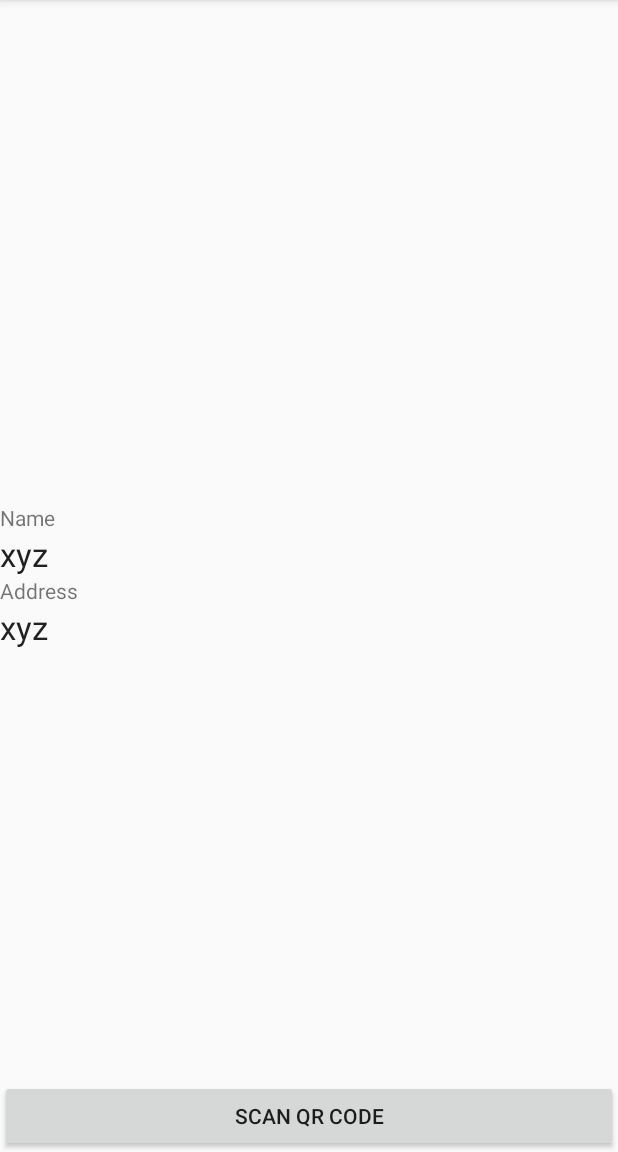
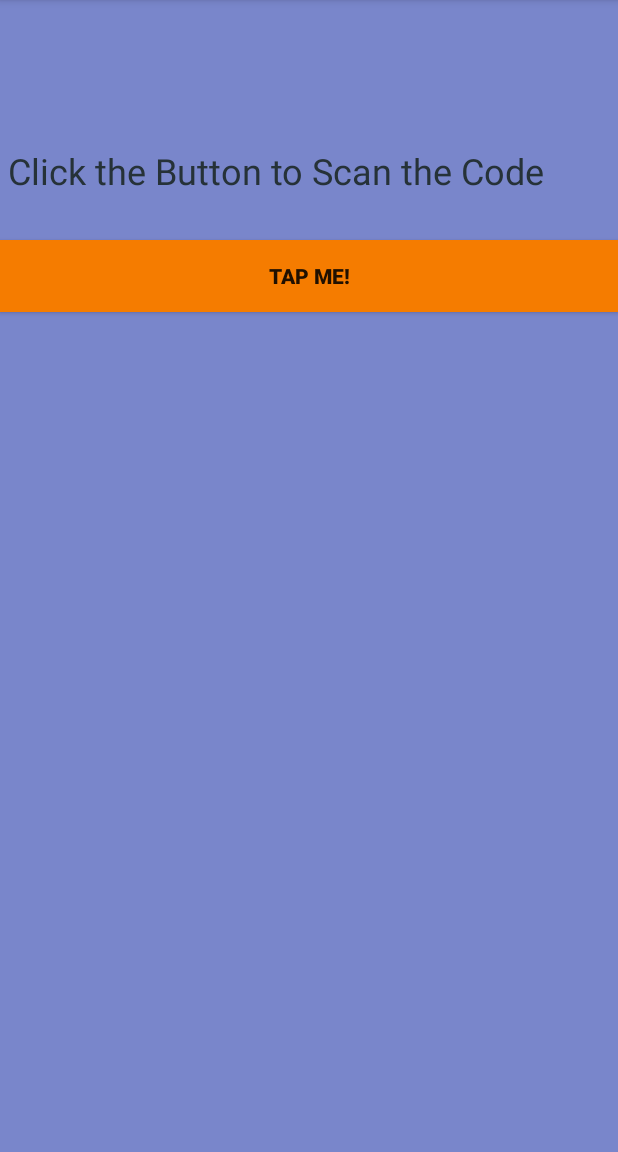
Before and after one commit to Smodi16/Hackk, an Android app: the MainActivity screen opened directly, with no data from a screen before it, on a phone screen of 412 x 824 dp, the part 84-1236 px from its top. Run offline under Robolectric (Android 15) with nearby library versions, the phone set to English and light mode, and no system bars; libraries missing offline, so code that uses them is left out: com.google.zxing.integration; 1 statement that could not run was skipped.

Commit message:
cheetah khela phir se 2

```diff
--- a/app/src/main/res/layout/activity_main.xml
+++ b/app/src/main/res/layout/activity_main.xml
@@ -1,8 +1,11 @@
 <?xml version="1.0" encoding="utf-8"?>
-<RelativeLayout xmlns:android="http://schemas.android.com/apk/res/android"
+<LinearLayout
+    xmlns:android="http://schemas.android.com/apk/res/android"
     xmlns:tools="http://schemas.android.com/tools"
     android:id="@+id/activity_main"
     android:layout_width="match_parent"
+    android:orientation="vertical"
+    android:background="#7986CB"
     android:layout_height="match_parent"
     >
 
@@ -10,6 +13,7 @@
         android:layout_width="match_parent"
         android:layout_height="wrap_content"
         android:layout_centerVertical="true"
+        android:visibility="invisible"
         android:orientation="vertical">
 
         <TextView
@@ -21,12 +25,14 @@
             android:id="@+id/textViewName"
             android:layout_width="match_parent"
             android:layout_height="wrap_content"
+            android:visibility="invisible"
             android:text="xyz"
             android:textAppearance="@style/Base.TextAppearance.AppCompat.Large" />
 
         <TextView
             android:layout_width="match_parent"
             android:layout_height="wrap_content"
+            android:visibility="invisible"
             android:text="Address" />
 
         <TextView
@@ -34,8 +40,26 @@
             android:layout_width="match_parent"
             android:layout_height="wrap_content"
             android:text="xyz"
+            android:visibility="invisible"
             android:textAppearance="@style/Base.TextAppearance.AppCompat.Large" />
 
+    </LinearLayout>
+
+    <LinearLayout
+        android:layout_width="wrap_content"
+        android:layout_height="wrap_content">
+
+        <TextView
+            android:layout_width="wrap_content"
+            android:layout_height="wrap_content"
+            android:text="Click the Button to Scan the Code"
+            android:textColor="#263238"
+            android:layout_marginLeft="5sp"
+            android:layout_marginBottom="20sp"
+            android:textSize="24dp"
+
+
+            />
 
     </LinearLayout>
 
@@ -43,7 +67,10 @@
         android:id="@+id/buttonScan"
         android:layout_width="match_parent"
         android:layout_height="wrap_content"
+        android:layout_marginTop="10dp"
+        android:background="#F57C00"
         android:layout_alignParentBottom="true"
-        android:text="Scan QR Code" />
+        android:text="TAP ME!"
+        android:textStyle="bold"/>
 
-</RelativeLayout>
+</LinearLayout>
```
